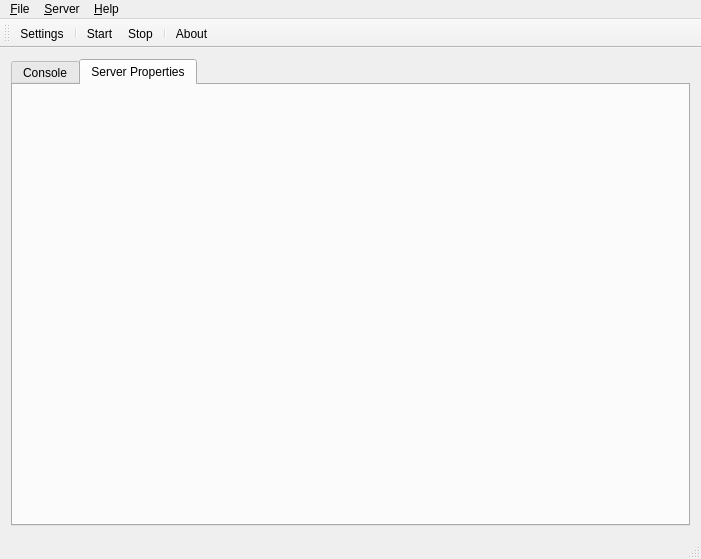
This is mainwindow.ui in BrainB0ne/qtmcserver as Qt 5 draws it before an edit. The edited form follows.
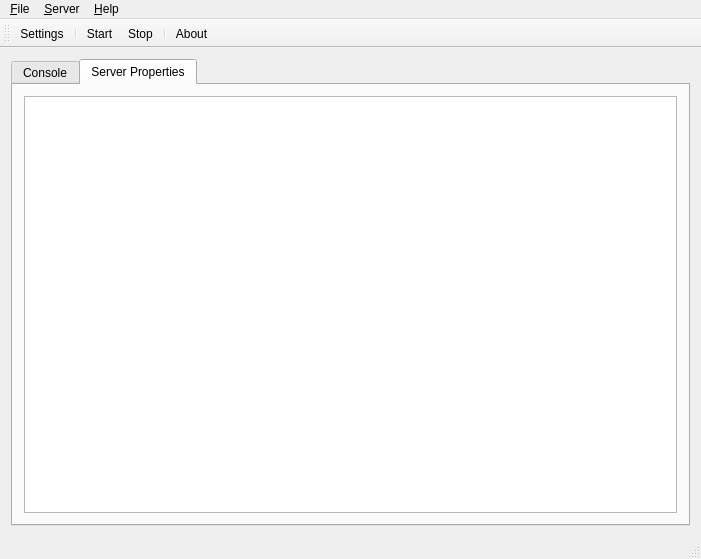
This is the edited form. The open tabs and pages were chosen to show the change. Icons and pictures are not drawn.

The edit to the form file:
```diff
--- a/mainwindow.ui
+++ b/mainwindow.ui
@@ -56,6 +56,11 @@
        <attribute name="title">
         <string>Server Properties</string>
        </attribute>
+       <layout class="QGridLayout" name="gridLayout_3">
+        <item row="0" column="0">
+         <widget class="QTextEdit" name="serverPropertiesTextEdit"/>
+        </item>
+       </layout>
       </widget>
      </widget>
     </item>
```
